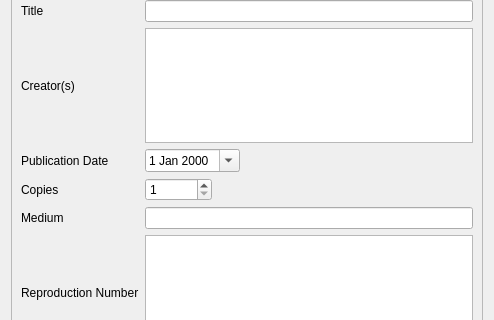
textbrowser/biblioteq, file photograph.ui: the form before one commit; both pictures show x 0 to 494 and y 153 to 473 of the 494 by 1095 pixel window.
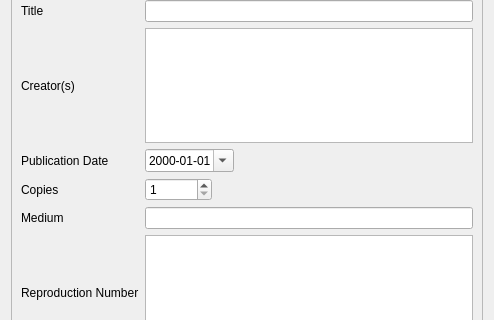
The form after the commit. Icons and pictures are not drawn. Custom widgets are drawn as their Qt base class.

Diff of the .ui file:
```diff
--- a/photograph.ui
+++ b/photograph.ui
@@ -28,8 +28,8 @@
        <rect>
         <x>0</x>
         <y>0</y>
-        <width>472</width>
-        <height>1038</height>
+        <width>474</width>
+        <height>1033</height>
        </rect>
       </property>
       <layout class="QVBoxLayout" name="verticalLayout_3">
@@ -100,6 +100,9 @@
           <layout class="QHBoxLayout" name="_3">
            <item>
             <widget class="QDateEdit" name="publication_date">
+             <property name="displayFormat">
+              <string>yyyy-MM-dd</string>
+             </property>
              <property name="calendarPopup">
               <bool>true</bool>
              </property>
```
